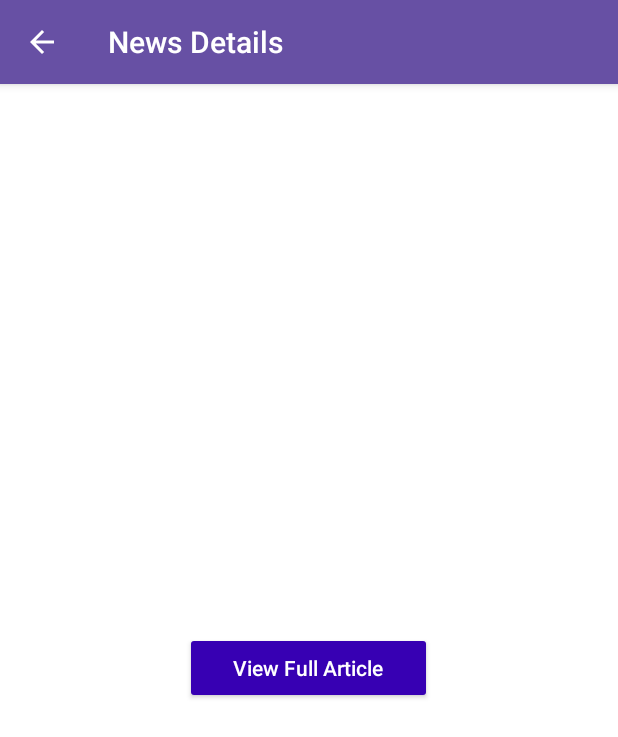
After one commit to khushigaba/newsApp, an Android app: the NewsDetailsActivity screen opened directly, with no data from a screen before it, on a phone screen of 412 x 824 dp. The commit adds this screen. Shown: the top 737 px of the screen. Run offline under Robolectric (Android 15) with nearby library versions, the phone set to English and light mode, and no system bars; pictures from the network do not load.

Commit message:
View News Details screen implemented

```diff
--- a/app/build.gradle.kts
+++ b/app/build.gradle.kts
@@ -3,6 +3,7 @@ plugins {
     alias(libs.plugins.kotlin.android)
     alias(libs.plugins.kotlin.compose)
     kotlin("kapt") // Apply Kapt plugin
+    id("kotlin-parcelize")
 }
 
 android {
--- a/app/src/main/AndroidManifest.xml
+++ b/app/src/main/AndroidManifest.xml
@@ -14,6 +14,9 @@
         android:supportsRtl="true"
         android:theme="@style/Theme.NowNews"
         tools:targetApi="31">
+        <activity
+            android:name=".ui.news.NewsDetailsActivity"
+            android:exported="false" />
         <activity
             android:name=".MainActivity"
             android:exported="false"
--- a/app/src/main/java/com/example/nownews/api/NewsApi.kt
+++ b/app/src/main/java/com/example/nownews/api/NewsApi.kt
@@ -33,13 +33,14 @@ object NewsApi {
                 val url = articleJson.getString("url")
                 val imageUrl = articleJson.optString("urlToImage", null)
                 val publishedAt = articleJson.getString("publishedAt")
-
+                val sourceName = articleJson.getJSONObject("source").optString("name", "")
                 val newsArticle = NewsArticle(
                     title = title,
                     description = description,
                     url = url,
                     imageUrl = imageUrl,
-                    publishedAt = publishedAt
+                    publishedAt = publishedAt,
+                    source = sourceName
                 )
 
                 newsList.add(newsArticle)
--- /dev/null
+++ b/app/src/main/java/com/example/nownews/ui/news/NewsDetailsActivity.kt
@@ -0,0 +1,69 @@
+package com.example.nownews.ui.news
+
+import android.content.Intent
+import android.net.Uri
+import android.os.Bundle
+import android.view.MenuItem
+import androidx.activity.enableEdgeToEdge
+import androidx.appcompat.app.AppCompatActivity
+import androidx.core.view.ViewCompat
+import androidx.core.view.WindowInsetsCompat
+import com.bumptech.glide.Glide
+import com.example.nownews.R
+import com.example.nownews.databinding.ActivityNewsDetailsBinding
+import com.example.nownews.model.NewsArticle
+import com.example.nownews.utils.DateUtils
+
+class NewsDetailsActivity : AppCompatActivity() {
+
+    private lateinit var binding: ActivityNewsDetailsBinding
+
+    override fun onCreate(savedInstanceState: Bundle?) {
+        super.onCreate(savedInstanceState)
+        binding = ActivityNewsDetailsBinding.inflate(layoutInflater)
+        setContentView(binding.root)
+
+        supportActionBar?.apply {
+            setDisplayHomeAsUpEnabled(true)  // Show back arrow
+            setHomeAsUpIndicator(R.drawable.arrow_back_24px) // Optional custom back arrow
+            title = "News Details"  // Set the desired title
+        }
+
+
+        // Get NewsArticle object from intent
+        val newsArticle = intent.getParcelableExtra<NewsArticle>("newsArticle")
+        newsArticle?.let { displayNewsDetails(it) }
+
+        // View Full Article button click
+        binding.viewFullArticleButton.setOnClickListener {
+            val intent = Intent(Intent.ACTION_VIEW, Uri.parse(newsArticle?.url))
+            startActivity(intent)
+        }
+    }
+
+    override fun onOptionsItemSelected(item: MenuItem): Boolean {
+        return when (item.itemId) {
+            android.R.id.home -> {
+                onBackPressed()
+                true
+            }
+            else -> super.onOptionsItemSelected(item)
+        }
+    }
+
+
+    private fun displayNewsDetails(newsArticle: NewsArticle) {
+        binding.apply {
+            // Load header image using Glide
+            Glide.with(this@NewsDetailsActivity)
+                .load(newsArticle.imageUrl)
+                .into(headerImage)
+
+            // Set news details
+            newsTitle.text = newsArticle.title
+            newsSource.text = newsArticle.source
+            newsDate.text = DateUtils.formatDateTime(newsArticle.publishedAt)
+            newsDescription.text = newsArticle.description ?: "No description available."
+        }
+    }
+}
--- /dev/null
+++ b/app/src/main/res/drawable/arrow_back_24px.xml
@@ -0,0 +1,11 @@
+<vector xmlns:android="http://schemas.android.com/apk/res/android"
+    android:width="24dp"
+    android:height="24dp"
+    android:viewportWidth="960"
+    android:viewportHeight="960"
+    android:tint="?attr/colorControlNormal"
+    android:autoMirrored="true">
+  <path
+      android:fillColor="@android:color/white"
+      android:pathData="M313,520L537,744L480,800L160,480L480,160L537,216L313,440L800,440L800,520L313,520Z"/>
+</vector>
--- /dev/null
+++ b/app/src/main/res/layout/activity_news_details.xml
@@ -0,0 +1,62 @@
+<?xml version="1.0" encoding="utf-8"?>
+<LinearLayout xmlns:android="http://schemas.android.com/apk/res/android"
+    xmlns:app="http://schemas.android.com/apk/res-auto"
+    xmlns:tools="http://schemas.android.com/tools"
+    android:layout_width="match_parent"
+    android:layout_height="match_parent"
+    android:orientation="vertical"
+    android:background="@color/white"
+    android:padding="16dp">
+
+    <ImageView
+        android:id="@+id/headerImage"
+        android:layout_width="match_parent"
+        android:layout_height="200dp"
+        android:scaleType="centerCrop"/>
+
+
+    <TextView
+        android:id="@+id/newsTitle"
+        android:layout_width="wrap_content"
+        android:layout_height="wrap_content"
+        android:textSize="24sp"
+        android:textColor="@color/black"
+        android:textStyle="bold"
+        android:paddingTop="8dp"
+        tools:text="News Title" />
+
+    <TextView
+        android:id="@+id/newsSource"
+        android:layout_width="wrap_content"
+        android:layout_height="wrap_content"
+        android:textSize="14sp"
+        tools:text="ESPN" />
+
+    <TextView
+        android:id="@+id/newsDate"
+        android:layout_width="wrap_content"
+        android:layout_height="wrap_content"
+        android:textSize="14sp"
+        tools:text="Mar 23, 2025, 01:13 PM ET" />
+
+    <TextView
+        android:id="@+id/newsDescription"
+        android:layout_width="wrap_content"
+        android:layout_height="wrap_content"
+        android:textSize="16sp"
+        android:layout_marginTop="16dp"
+        tools:text="News Description goes here..." />
+
+    <Button
+        android:id="@+id/viewFullArticleButton"
+        android:layout_width="wrap_content"
+        android:layout_height="wrap_content"
+        android:paddingHorizontal="32dp"
+        android:layout_gravity="center"
+        android:textAllCaps="false"
+        android:textColor="@color/white"
+        android:backgroundTint="@color/purple_700"
+        android:text="View Full Article"
+        android:layout_marginTop="32dp" />
+
+</LinearLayout>
```
Also changed, not shown: app/src/main/java/com/example/nownews/adapter/NewsAdapter.kt (+12 -3 lines), app/src/main/java/com/example/nownews/model/NewsArticle.kt (+7 -2 lines), app/src/main/java/com/example/nownews/ui/home/HomeFragment.kt (+21 -4 lines), app/src/main/java/com/example/nownews/utils/DateUtils.kt (added, +21 -0 lines).
